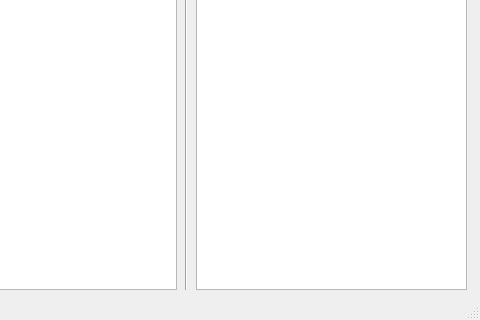
The window that Project/Gui/wings.ui (Miooo00/CompilationPrinciple) describes before a commit, drawn with Qt 5; both pictures show x 104 to 584 and y 134 to 454 of the 584 by 454 pixel window.
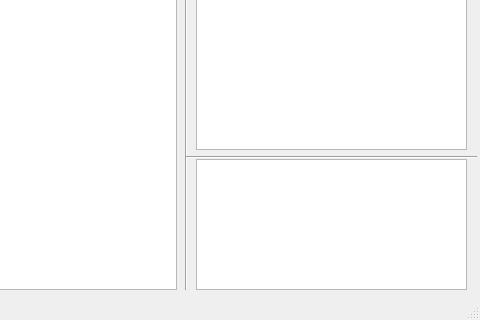
The same window after the commit.

What changed in the file:
```diff
--- a/Project/Gui/wings.ui
+++ b/Project/Gui/wings.ui
@@ -33,7 +33,7 @@
       <x>300</x>
       <y>110</y>
       <width>271</width>
-      <height>291</height>
+      <height>151</height>
      </rect>
     </property>
     <property name="font">
@@ -120,6 +120,37 @@
      <string>词法分析</string>
     </property>
    </widget>
+   <widget class="QPlainTextEdit" name="lib1_des_text2">
+    <property name="geometry">
+     <rect>
+      <x>300</x>
+      <y>270</y>
+      <width>271</width>
+      <height>131</height>
+     </rect>
+    </property>
+    <property name="font">
+     <font>
+      <family>Adobe Fangsong Std</family>
+      <pointsize>9</pointsize>
+      <weight>50</weight>
+      <bold>false</bold>
+     </font>
+    </property>
+   </widget>
+   <widget class="Line" name="line_3">
+    <property name="geometry">
+     <rect>
+      <x>290</x>
+      <y>260</y>
+      <width>291</width>
+      <height>16</height>
+     </rect>
+    </property>
+    <property name="orientation">
+     <enum>Qt::Horizontal</enum>
+    </property>
+   </widget>
   </widget>
   <widget class="QMenuBar" name="menubar">
    <property name="geometry">
```
